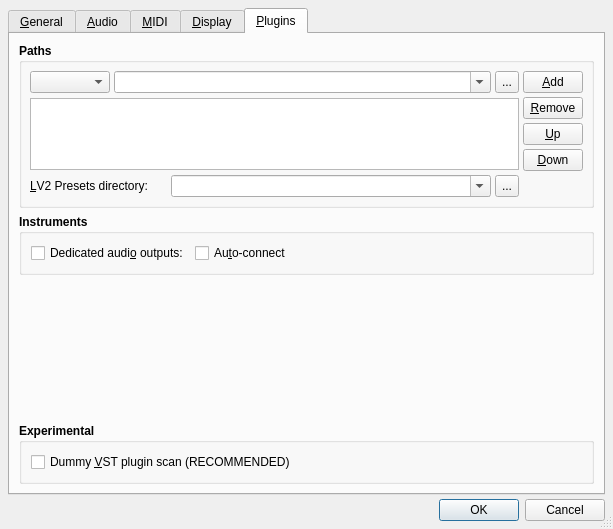
Above: src/qtractorOptionsForm.ui from rncbc/qtractor before the change. Below: the same form after it.
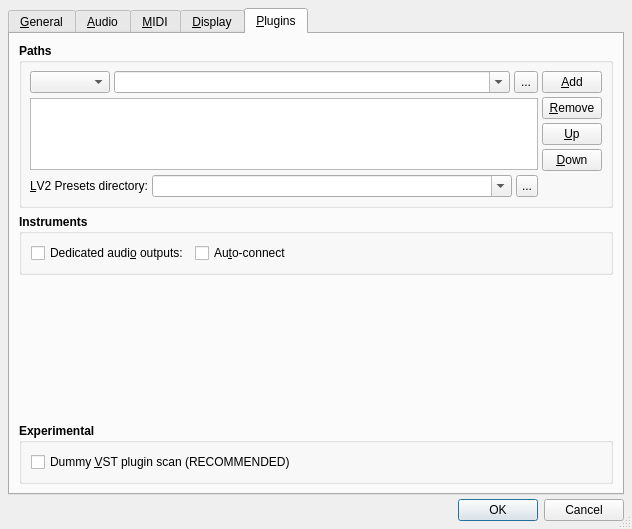
That is the form after the change. The open tabs and pages were chosen to show the change. Icons and pictures are not drawn.

Commit message: - Empty LV2 Presets directory option fix.

What changed in the file:
```diff
--- a/src/qtractorOptionsForm.ui
+++ b/src/qtractorOptionsForm.ui
@@ -3000,7 +3000,7 @@
 			 <widget class="QComboBox" name="Lv2PresetDirComboBox">
 			  <property name="minimumSize">
 			   <size>
-				<width>320</width>
+				<width>360</width>
 				<height>0</height>
 			   </size>
 			  </property>
```
Left out of the diff: 2 changed lines with no effect on the pictures. The commit also changes 1 other file.
